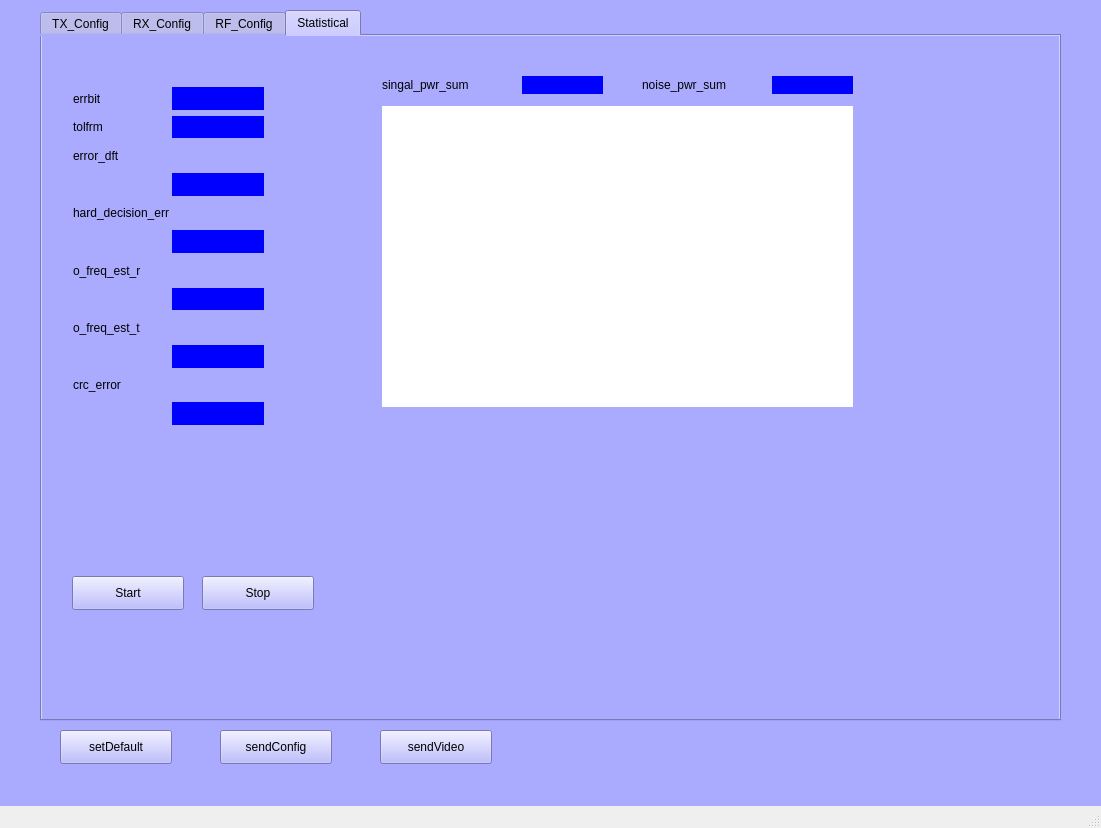
Above: mainWinUI.ui from JackzhangLOVEcode/qtprj2-ver1.0 before the change. Below: the same form after it.
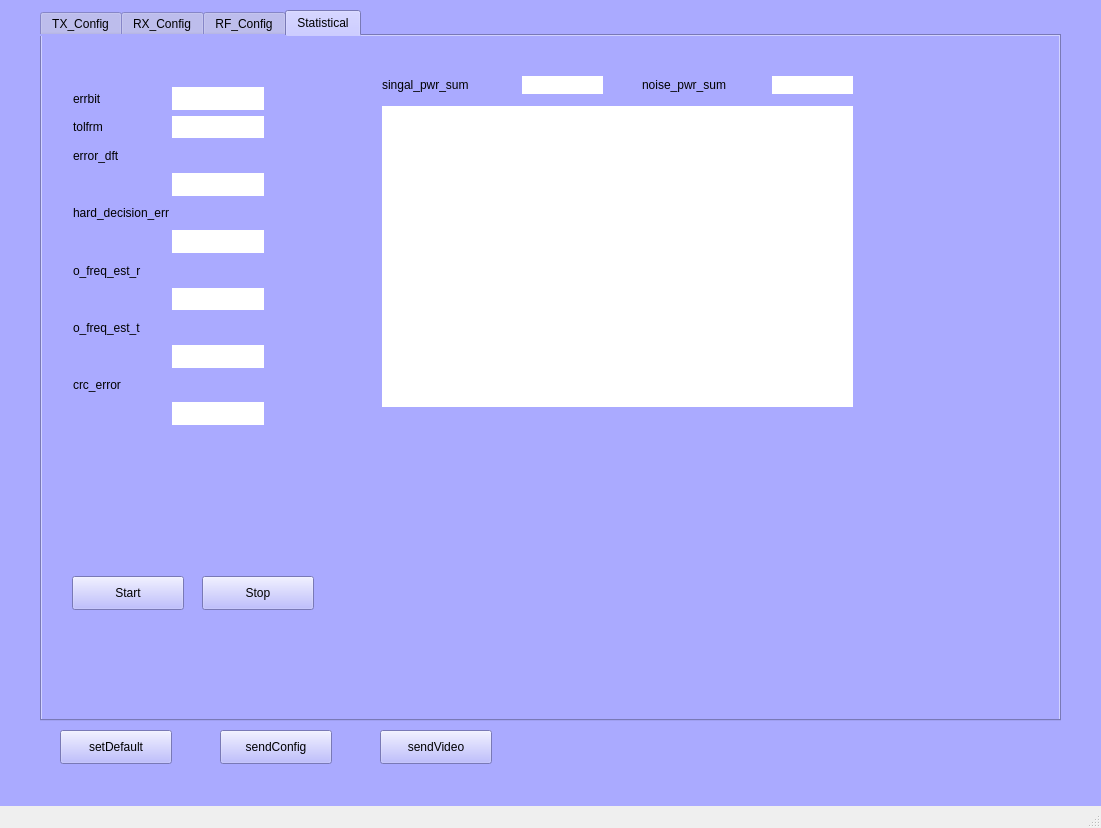
That is the form after the change.

Commit message: 调整显示统计数据的label配色

Patch:
```diff
--- a/mainWinUI.ui
+++ b/mainWinUI.ui
@@ -29,6 +29,12 @@
       <height>711</height>
      </rect>
     </property>
+    <property name="sizePolicy">
+     <sizepolicy hsizetype="Expanding" vsizetype="Expanding">
+      <horstretch>0</horstretch>
+      <verstretch>0</verstretch>
+     </sizepolicy>
+    </property>
     <property name="currentIndex">
      <number>3</number>
     </property>
@@ -1963,7 +1969,7 @@
        </font>
       </property>
       <property name="styleSheet">
-       <string notr="true">background-color: rgb(0, 0, 255);</string>
+       <string notr="true">background-color: rgb(255, 255, 255);</string>
       </property>
       <property name="text">
        <string/>
@@ -1985,7 +1991,7 @@
        </font>
       </property>
       <property name="styleSheet">
-       <string notr="true">background-color: rgb(0, 0, 255);</string>
+       <string notr="true">background-color: rgb(255, 255, 255);</string>
       </property>
       <property name="text">
        <string/>
@@ -2039,11 +2045,14 @@
           </font>
          </property>
          <property name="styleSheet">
-          <string notr="true">background-color: rgb(0, 0, 255);</string>
+          <string notr="true">background-color: rgb(255, 255, 255);</string>
          </property>
          <property name="text">
           <string/>
          </property>
+         <property name="textFormat">
+          <enum>Qt::AutoText</enum>
+         </property>
         </widget>
        </item>
        <item row="1" column="1">
@@ -2055,7 +2064,7 @@
           </font>
          </property>
          <property name="styleSheet">
-          <string notr="true">background-color: rgb(0, 0, 255);</string>
+          <string notr="true">background-color: rgb(255, 255, 255);</string>
          </property>
          <property name="text">
           <string/>
@@ -2085,7 +2094,7 @@
           </font>
          </property>
          <property name="styleSheet">
-          <string notr="true">background-color: rgb(0, 0, 255);</string>
+          <string notr="true">background-color: rgb(255, 255, 255);</string>
          </property>
          <property name="text">
           <string/>
@@ -2101,7 +2110,7 @@
           </font>
          </property>
          <property name="styleSheet">
-          <string notr="true">background-color: rgb(0, 0, 255);</string>
+          <string notr="true">background-color: rgb(255, 255, 255);</string>
          </property>
          <property name="text">
           <string/>
@@ -2138,7 +2147,7 @@
           </font>
          </property>
          <property name="styleSheet">
-          <string notr="true">background-color: rgb(0, 0, 255);</string>
+          <string notr="true">background-color: rgb(255, 255, 255);</string>
          </property>
          <property name="text">
           <string/>
@@ -2154,7 +2163,7 @@
           </font>
          </property>
          <property name="styleSheet">
-          <string notr="true">background-color: rgb(0, 0, 255);</string>
+          <string notr="true">background-color: rgb(255, 255, 255);</string>
          </property>
          <property name="text">
           <string/>
@@ -2184,7 +2193,7 @@
           </font>
          </property>
          <property name="styleSheet">
-          <string notr="true">background-color: rgb(0, 0, 255);</string>
+          <string notr="true">background-color: rgb(255, 255, 255);</string>
          </property>
          <property name="text">
           <string/>
```
The commit also changes 1 other file.
